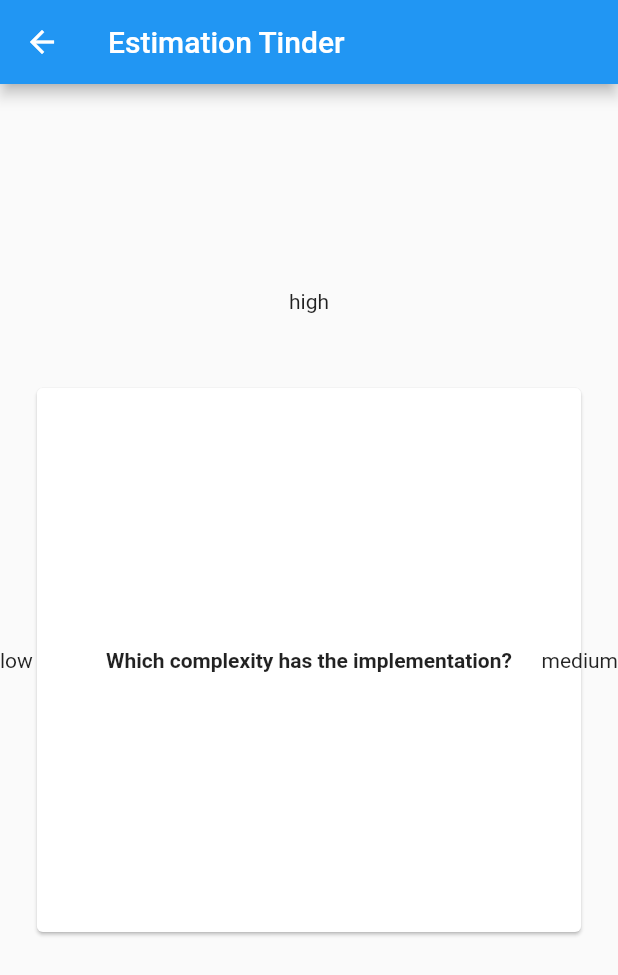
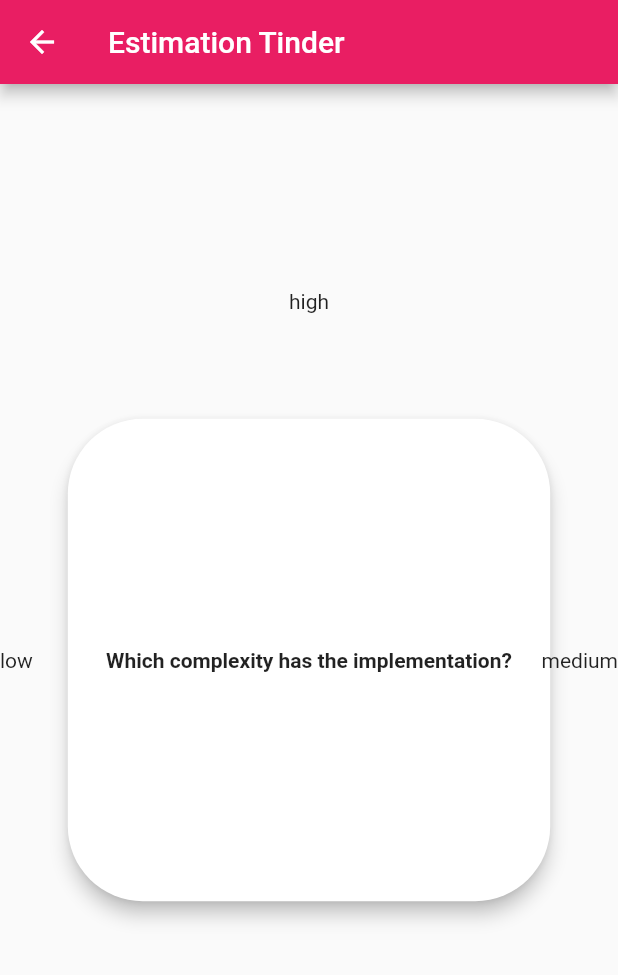
Before and after one commit to finkmoritz/teamutil, a Flutter app: the screen it shows after launch, after a tap on "New Estimation", on a phone screen of 412 x 824 dp. Shown: the top 975 px of the screen. Run offline on Flutter 3.47's test engine with Material 2 defaults, Android fonts, the phone set to English and light mode, and no system bars; drawn by our look-alikes of flutter_tindercard; Roboto replaces fonts that are missing (Georgia).

Commit message:
Refactoring and small improvements

```diff
--- a/lib/components/estimation_tinder_card.dart
+++ b/lib/components/estimation_tinder_card.dart
@@ -13,23 +13,28 @@ class EstimationTinderCard extends StatelessWidget {
 
   @override
   Widget build(BuildContext context) {
-    return Container(
+    return SizedBox(
       height: MediaQuery.of(context).size.height * 0.6,
       child: Center(
         child: TinderSwapCard(
-          maxWidth: MediaQuery.of(context).size.width * 0.9,
-          maxHeight: MediaQuery.of(context).size.width * 0.9,
-          minWidth: MediaQuery.of(context).size.width * 0.8,
-          minHeight: MediaQuery.of(context).size.width * 0.8,
+          maxWidth: MediaQuery.of(context).size.width * 0.8,
+          maxHeight: MediaQuery.of(context).size.width * 0.8,
+          minWidth: MediaQuery.of(context).size.width * 0.7,
+          minHeight: MediaQuery.of(context).size.width * 0.7,
           swipeUp: true,
           swipeDown: true,
           totalNum: 1,
           cardBuilder: (context, index) => Card(
+              shape: RoundedRectangleBorder(
+                borderRadius: BorderRadius.circular(50.0),
+              ),
+              elevation: 5,
               child: Center(
                   child: Text(
-            estimationNode.question,
-            style: const TextStyle(fontWeight: FontWeight.bold),
-          ))),
+                estimationNode.question,
+                textAlign: TextAlign.center,
+                style: const TextStyle(fontWeight: FontWeight.bold),
+              ))),
           swipeCompleteCallback: (CardSwipeOrientation orientation, int index) {
             print('Swiped??: ${orientation.name}');
             if (estimationNode.children.isEmpty) {
--- a/lib/main.dart
+++ b/lib/main.dart
@@ -8,13 +8,14 @@ void main() {
 class MyApp extends StatelessWidget {
   const MyApp({super.key});
 
-  // This widget is the root of your application.
   @override
   Widget build(BuildContext context) {
     return MaterialApp(
+      debugShowCheckedModeBanner: false,
       title: 'Estimation Tinder',
       theme: ThemeData(
-        primarySwatch: Colors.blue,
+        fontFamily: 'Georgia',
+        primarySwatch: Colors.pink,
       ),
       home: const HomePage(),
     );
--- a/lib/pages/home_page.dart
+++ b/lib/pages/home_page.dart
@@ -10,6 +10,7 @@ class HomePage extends StatelessWidget {
     return Scaffold(
       appBar: AppBar(
         title: Text('Estimation Tinder'),
+        automaticallyImplyLeading: false,
       ),
       body: Center(
         child: ElevatedButton.icon(
--- a/lib/pages/qa_page.dart
+++ b/lib/pages/qa_page.dart
@@ -1,6 +1,7 @@
 import 'package:flutter/material.dart';
 import 'package:teamutil/components/estimation_tinder_card.dart';
 import 'package:teamutil/model/estimation_node.dart';
+import 'package:teamutil/pages/home_page.dart';
 
 class QaPage extends StatelessWidget {
   final EstimationNode estimationNode;
@@ -28,7 +29,17 @@ class QaPage extends StatelessWidget {
         ),
       ),
     );
-    return Scaffold(
+    return WillPopScope(
+      onWillPop: () async {
+        Navigator.push(
+          context,
+          MaterialPageRoute(
+            builder: (context) => const HomePage(),
+          ),
+        );
+        return false;
+      },
+      child: Scaffold(
         appBar: AppBar(
           title: Text('Estimation Tinder'),
         ),
@@ -38,7 +49,9 @@ class QaPage extends StatelessWidget {
                   EstimationTinderCard(
                     estimationNode: estimationNode,
                   ),
-          ] + answers,
+                ] +
+                answers,
+          ),
         ),
       ),
     );
```
Lines whose indentation alone changed are shown as unchanged.
